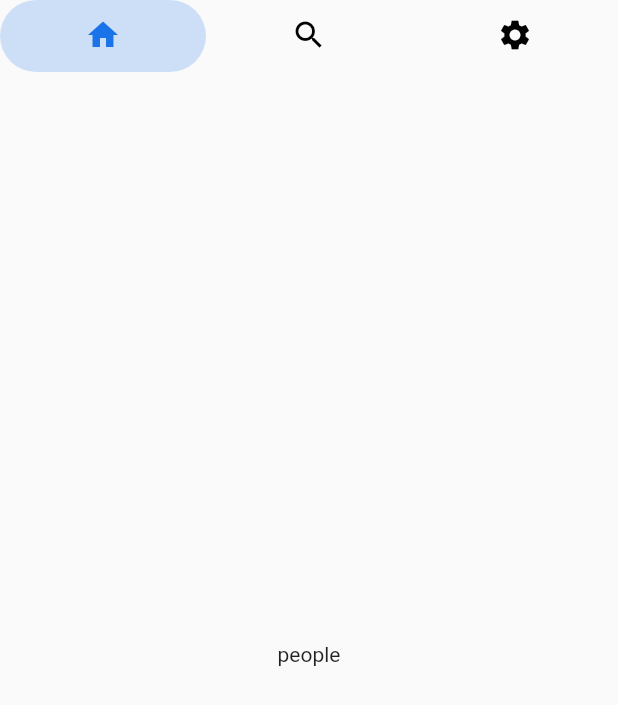
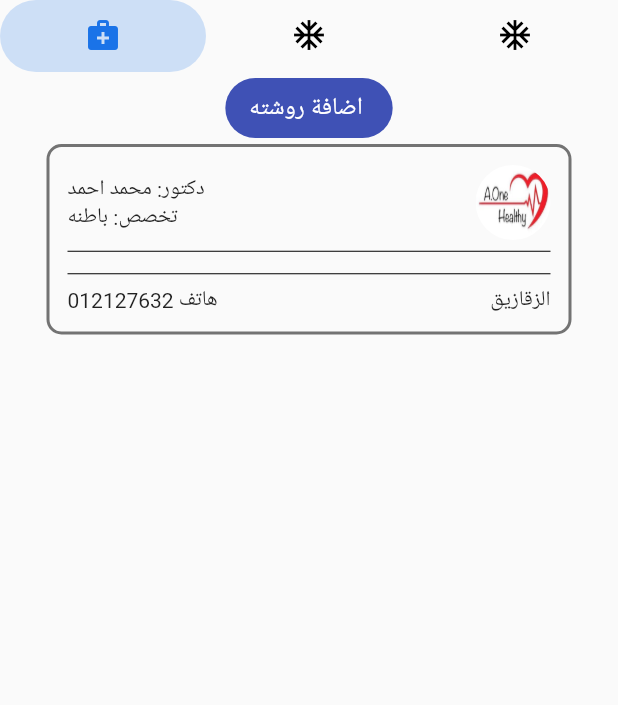
Before and after one commit to AbdullahOmaar/o_one_healthy, a Flutter app: the FileTabs screen opened directly, on a phone screen of 412 x 824 dp. Shown: the top 705 px of the screen. Run offline on Flutter 3.47's test engine with Material 2 defaults, Android fonts, the phone set to English and light mode, and no system bars; our stand-ins replace easy_localization, firebase_core, firebase_database, flutter_riverpod; missing offline and left inert: search_page; accounts and stored records are empty.

Commit message:
add RoshetaScreen

```diff
--- /dev/null
+++ b/lib/common/rosheta_screen.dart
@@ -0,0 +1,71 @@
+import 'package:flutter/material.dart';
+
+class RoshetaScreen extends StatefulWidget {
+  const RoshetaScreen({Key? key}) : super(key: key);
+
+  @override
+  State<RoshetaScreen> createState() => _RoshetaScreenState();
+}
+
+class _RoshetaScreenState extends State<RoshetaScreen> {
+  @override
+  Widget build(BuildContext context) {
+    return Container(
+      width: 350,
+      padding: const EdgeInsets.all(12.0),
+      decoration: BoxDecoration(
+        border: Border.all(width: 2, color: Colors.black54),
+        borderRadius: const BorderRadius.all(Radius.circular(10)),
+      ),
+      child: Column(
+        children: [
+          buildDoctorHeaderDetails(),
+          const Divider(
+            height: 15,
+            color: Colors.black,
+          ),
+          const Divider(
+            height: 15,
+            color: Colors.black,
+          ),
+          buildDoctorFooterDetails()
+        ],
+      ),
+    );
+  }
+}
+
+Widget buildDoctorHeaderDetails() {
+  return Row(
+    mainAxisAlignment: MainAxisAlignment.spaceBetween,
+    children: [
+      Column(
+        crossAxisAlignment: CrossAxisAlignment.start,
+        children: const [
+          Text("دكتور: محمد احمد"),
+          Text("تخصص: باطنه"),
+        ],
+      ),
+      SizedBox(
+        width: 50,
+        height: 50,
+        child: ClipRRect(
+            borderRadius: BorderRadius.circular(100),
+            child: Image.asset(
+              'assets/images/logo/logo.jpeg',
+              fit: BoxFit.fill,
+            )),
+      ),
+    ],
+  );
+}
+
+Widget buildDoctorFooterDetails() {
+  return Row(
+    mainAxisAlignment: MainAxisAlignment.spaceBetween,
+    children: [
+      Text("هاتف 012127632"),
+      Text("الزقازيق"),
+    ],
+  );
+}
--- a/lib/screens/login/view/widgets/tabs.dart
+++ b/lib/screens/login/view/widgets/tabs.dart
@@ -1,3 +1,4 @@
+import 'package:app/screens/patients/patients_file/view/widgets/medicine.dart';
 import 'package:flutter/material.dart';
 
 class FileTabs extends StatefulWidget {
@@ -13,9 +14,9 @@ class _FileTabsState extends State<FileTabs>
   final _selectedColor = const Color(0xff1a73e8);
 
   final _iconTabs = [
-    const Tab(icon: Icon(Icons.home)),
-    const Tab(icon: Icon(Icons.search)),
-    const Tab(icon: Icon(Icons.settings)),
+    const Tab(icon: Icon(Icons.medical_services)),
+    const Tab(icon: Icon(Icons.ac_unit)),
+    const Tab(icon: Icon(Icons.ac_unit)),
   ];
 
   @override
@@ -33,8 +34,7 @@ class _FileTabsState extends State<FileTabs>
   @override
   Widget build(BuildContext context) {
     return Scaffold(
-      body: Container(
-        child: Column(
+      body: Column(
         crossAxisAlignment: CrossAxisAlignment.center,
         children: [
           TabBar(
@@ -49,17 +49,16 @@ class _FileTabsState extends State<FileTabs>
           ),
           Expanded(
             child: TabBarView(
-                children: [
-                  Container(child: Center(child: Text('people'))),
-                  Container(child: Center(child: Text('people'))),
-                  Text('Person')
+              controller: _tabController,
+              children: const [
+                Medicine(),
+                Center(child: Text('1')),
+                Center(child: Text('2')),
               ],
-                controller: _tabController,
             ),
           ),
         ],
       ),
-      ),
     );
   }
 }
--- /dev/null
+++ b/lib/screens/patients/patients_file/view/widgets/medicine.dart
@@ -0,0 +1,34 @@
+import 'package:app/common/rosheta_screen.dart';
+import 'package:flutter/material.dart';
+
+class Medicine extends StatefulWidget {
+  const Medicine({Key? key}) : super(key: key);
+
+  @override
+  State<Medicine> createState() => _MedicineState();
+}
+
+class _MedicineState extends State<Medicine> {
+  @override
+  Widget build(BuildContext context) {
+    return SingleChildScrollView(
+      child: Column(
+        // crossAxisAlignment: CrossAxisAlignment.start,
+        children: [buildButton(), const RoshetaScreen()],
+      ),
+    );
+  }
+}
+
+Widget buildButton() {
+  return FilledButton(
+    style: FilledButton.styleFrom(
+      backgroundColor: Colors.indigo,
+    ),
+    onPressed: () {},
+    child: const Text(
+      'اضافة روشته ',
+      style: TextStyle(fontSize: 16),
+    ),
+  );
+}
```
Lines whose indentation alone changed are shown as unchanged.
